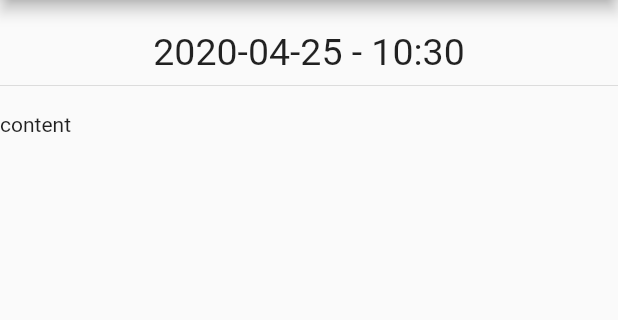
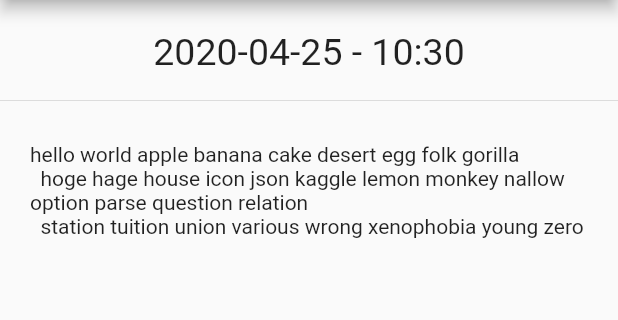
Before and after one commit to sniper-fly/comfortable_diary, a Flutter app: the screen it shows after launch, after a tap on "title", on a phone screen of 412 x 824 dp, the part 84-404 px from its top. Run offline on Flutter 3.47's test engine with Material 2 defaults, Android fonts, the phone set to English and light mode, and no system bars.

Commit message:
wrapped content with padding widget

```diff
--- a/lib/diary_detail.dart
+++ b/lib/diary_detail.dart
@@ -17,9 +17,12 @@ class DiaryDetail extends StatelessWidget {
         children: <Widget>[
           SizedBox(height: 20,),
           Text(diary.createdAt, style: TextStyle(fontSize: 25), textAlign: TextAlign.center,),
+          SizedBox(height: 10,),
           Divider(),
-          SizedBox(height: 10,),
-          Text(diary.content),
+          Padding(
+            padding: const EdgeInsets.all(20.0),
+            child: Text(diary.content),
+          ),
         ],
       )
 
--- a/lib/main.dart
+++ b/lib/main.dart
@@ -41,8 +41,11 @@ class MyHomePage extends StatefulWidget {
 
 class _MyHomePageState extends State<MyHomePage> {
   static final String strDate = DateFormat('yyyy-MM-dd - kk:mm').format(DateTime.now());
+  static String content = """hello world apple banana cake desert egg folk gorilla
+  hoge hage house icon json kaggle lemon monkey nallow option parse question relation\
+  station tuition union various wrong xenophobia young zero""";
   List<Diary> diaries = [
-    Diary(strDate, "title", "content"),
+    Diary(strDate, "title", content),
   ];
 
   @override
```
